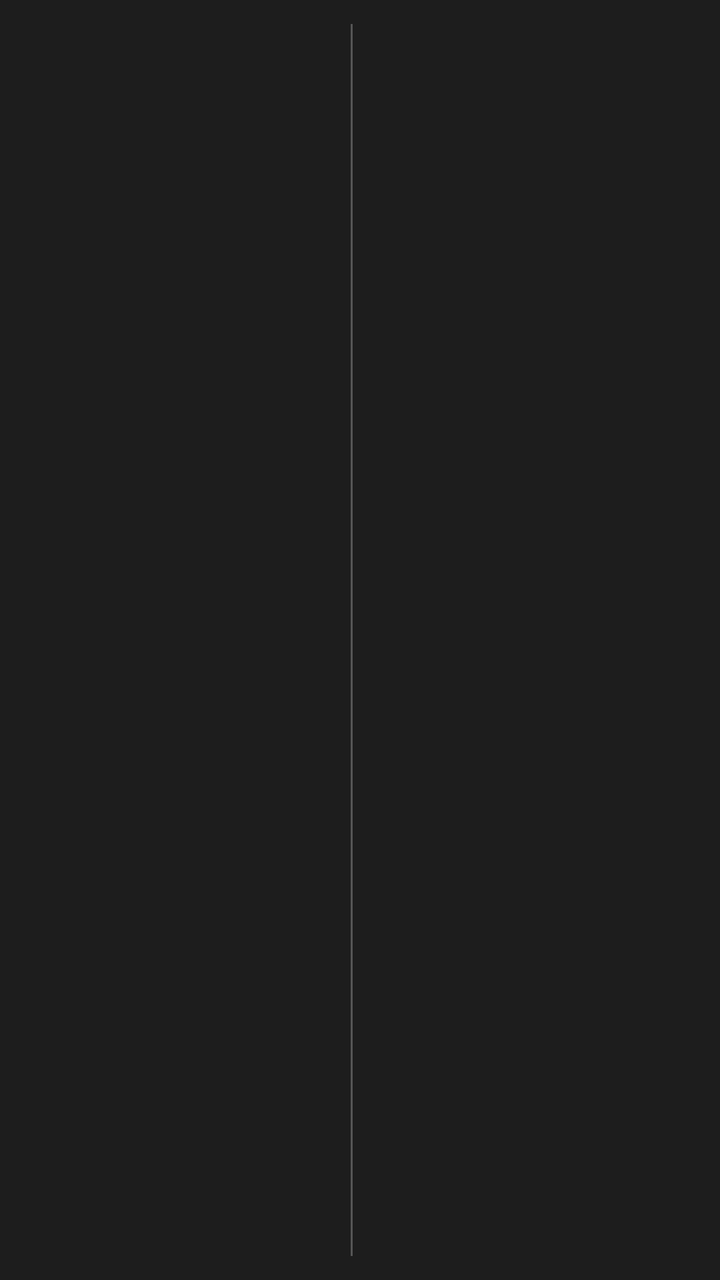
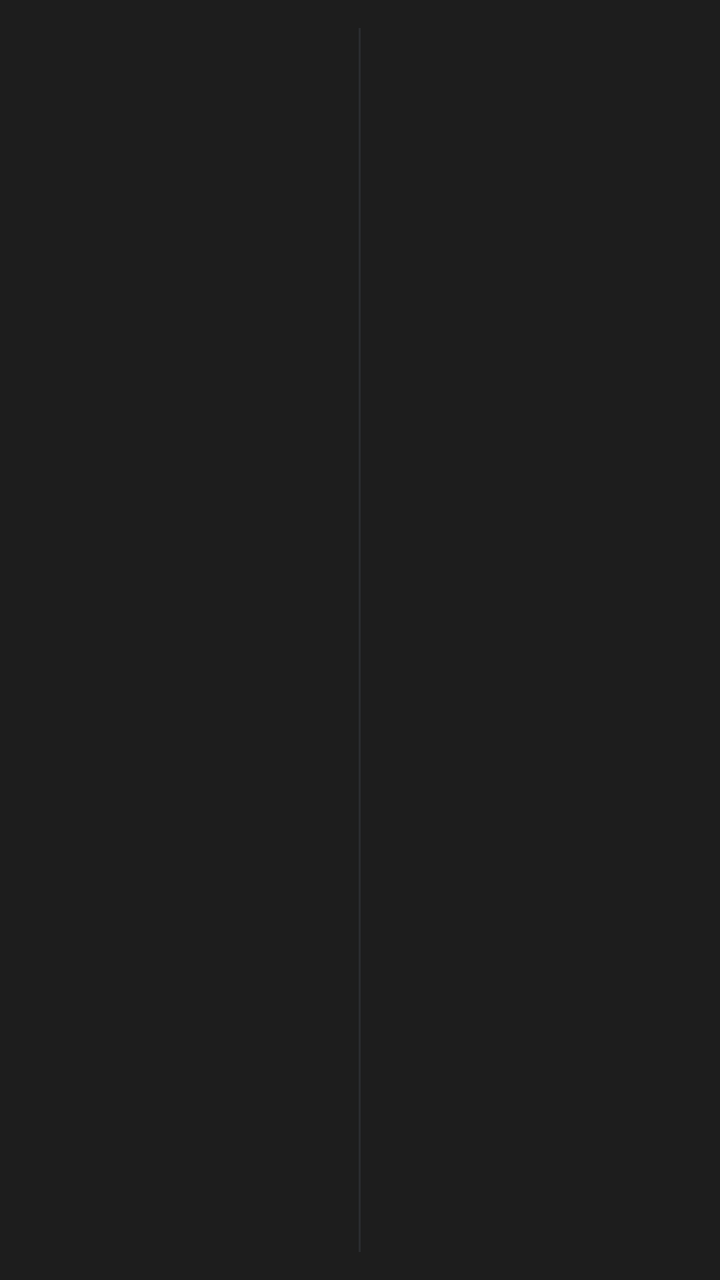

An Android layout rendered at two revisions. The XML below is the earlier revision; the diff shows what the commit changed to produce the second picture.
<!-- AndroidManifest.xml: application theme Theme.ShiftSchedule -->
<!-- res/layout/widget_layout.xml -->
<?xml version="1.0" encoding="utf-8"?>
<LinearLayout xmlns:android="http://schemas.android.com/apk/res/android"
    android:id="@+id/widget_root"
    android:layout_width="match_parent"
    android:layout_height="match_parent"
    android:orientation="horizontal"
    android:padding="12dp"
    android:background="#D91A1A1A">

    
    <LinearLayout
        android:layout_width="0dp"
        android:layout_height="match_parent"
        android:layout_weight="1"
        android:orientation="vertical">

        <TextView
            android:id="@+id/widget_today_title"
            android:layout_width="match_parent"
            android:layout_height="wrap_content"
            android:textStyle="bold"
            android:textSize="14sp"
            android:textColor="#FFFFFFFF" />

        <TextView
            android:id="@+id/widget_today_date"
            android:layout_width="match_parent"
            android:layout_height="wrap_content"
            android:layout_marginTop="2dp"
            android:textSize="11sp"
            android:textColor="#BFBFBF" />

        <TextView
            android:id="@+id/widget_today_status"
            android:layout_width="match_parent"
            android:layout_height="wrap_content"
            android:layout_marginTop="6dp"
            android:textSize="12sp"
            android:textColor="#FFFFFFFF" />
    </LinearLayout>

    
    <FrameLayout
        android:layout_width="1dp"
        android:layout_height="match_parent"
        android:background="#3FFFFFFF" />

    
    <LinearLayout
        android:layout_width="0dp"
        android:layout_height="match_parent"
        android:layout_weight="1"
        android:layout_marginStart="8dp"
        android:orientation="vertical">

        <TextView
            android:id="@+id/widget_tomorrow_title"
            android:layout_width="match_parent"
            android:layout_height="wrap_content"
            android:textStyle="bold"
            android:textSize="14sp"
            android:textColor="#FFFFFFFF" />

        <TextView
            android:id="@+id/widget_tomorrow_date"
            android:layout_width="match_parent"
            android:layout_height="wrap_content"
            android:layout_marginTop="2dp"
            android:textSize="11sp"
            android:textColor="#BFBFBF" />

        <TextView
            android:id="@+id/widget_tomorrow_status"
            android:layout_width="match_parent"
            android:layout_height="wrap_content"
            android:layout_marginTop="6dp"
            android:textSize="12sp"
            android:textColor="#FFFFFFFF" />
    </LinearLayout>

</LinearLayout>
<!-- resources referenced by this layout -->
<resources>
  <style name="Theme.ShiftSchedule" parent="android:Theme.Material.NoActionBar">
          <item name="android:windowLightStatusBar">false</item>
          <item name="android:statusBarColor">@android:color/transparent</item>
          <item name="android:navigationBarColor">@android:color/transparent</item>
      </style>
</resources>

<!-- the commit's change to res/layout/widget_layout.xml (unified diff, before → after) -->
@@ -4,15 +4,16 @@
     android:layout_width="match_parent"
     android:layout_height="match_parent"
     android:orientation="horizontal"
-    android:padding="12dp"
+    android:padding="10dp"
     android:background="#D91A1A1A">
 
-    
     <LinearLayout
+        android:id="@+id/widget_today_panel"
         android:layout_width="0dp"
         android:layout_height="match_parent"
         android:layout_weight="1"
-        android:orientation="vertical">
+        android:orientation="vertical"
+        android:padding="4dp">
 
         <TextView
             android:id="@+id/widget_today_title"
@@ -28,30 +29,35 @@
             android:layout_height="wrap_content"
             android:layout_marginTop="2dp"
             android:textSize="11sp"
-            android:textColor="#BFBFBF" />
+            android:textColor="#B9C0C7" />
 
         <TextView
             android:id="@+id/widget_today_status"
             android:layout_width="match_parent"
-            android:layout_height="wrap_content"
-            android:layout_marginTop="6dp"
+            android:layout_height="0dp"
+            android:layout_weight="1"
+            android:layout_marginTop="7dp"
+            android:gravity="top"
             android:textSize="12sp"
+            android:lineSpacingExtra="2dp"
+            android:maxLines="5"
+            android:ellipsize="end"
             android:textColor="#FFFFFFFF" />
     </LinearLayout>
 
-    
-    <FrameLayout
+    <View
         android:layout_width="1dp"
         android:layout_height="match_parent"
-        android:background="#3FFFFFFF" />
+        android:layout_marginVertical="4dp"
+        android:background="#40505A64" />
 
-    
     <LinearLayout
+        android:id="@+id/widget_tomorrow_panel"
         android:layout_width="0dp"
         android:layout_height="match_parent"
         android:layout_weight="1"
-        android:layout_marginStart="8dp"
-        android:orientation="vertical">
+        android:orientation="vertical"
+        android:padding="4dp">
 
         <TextView
             android:id="@+id/widget_tomorrow_title"
@@ -67,15 +73,19 @@
             android:layout_height="wrap_content"
             android:layout_marginTop="2dp"
             android:textSize="11sp"
-            android:textColor="#BFBFBF" />
+            android:textColor="#B9C0C7" />
 
         <TextView
             android:id="@+id/widget_tomorrow_status"
             android:layout_width="match_parent"
-            android:layout_height="wrap_content"
-            android:layout_marginTop="6dp"
+            android:layout_height="0dp"
+            android:layout_weight="1"
+            android:layout_marginTop="7dp"
+            android:gravity="top"
             android:textSize="12sp"
+            android:lineSpacingExtra="2dp"
+            android:maxLines="5"
+            android:ellipsize="end"
             android:textColor="#FFFFFFFF" />
     </LinearLayout>
-
 </LinearLayout>
